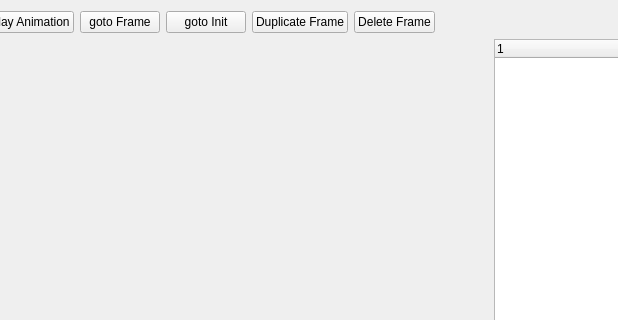
Old version of the form bitbots_recordui_rqt/resource/RecordUI.ui in the repository bit-bots/bitbots_main; both pictures show x 369 to 987 and y 0 to 320 of the 1195 by 662 pixel window.
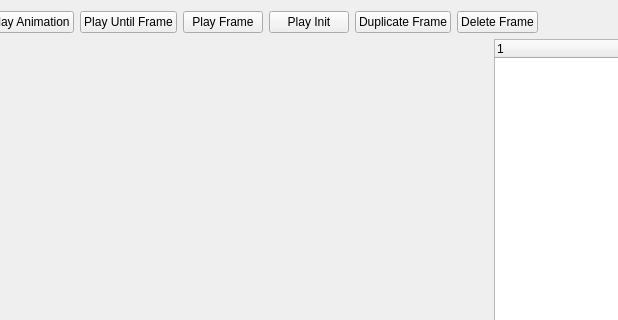
New version of the form.

Commit message: RecordUI: started play selected frame

```diff
--- a/bitbots_recordui_rqt/resource/RecordUI.ui
+++ b/bitbots_recordui_rqt/resource/RecordUI.ui
@@ -54,17 +54,24 @@
        </property>
       </widget>
      </item>
+     <item>
+      <widget class="QPushButton" name="buttonUntilFrame">
+       <property name="text">
+        <string>Play Until Frame</string>
+       </property>
+      </widget>
+     </item>
      <item>
       <widget class="QPushButton" name="buttonGotoFrame">
        <property name="text">
-        <string>goto Frame</string>
+        <string>Play Frame</string>
        </property>
       </widget>
      </item>
      <item>
       <widget class="QPushButton" name="buttonGotoInit">
        <property name="text">
-        <string>goto Init</string>
+        <string>Play Init</string>
        </property>
       </widget>
      </item>
```
The commit also changes 2 other files.
